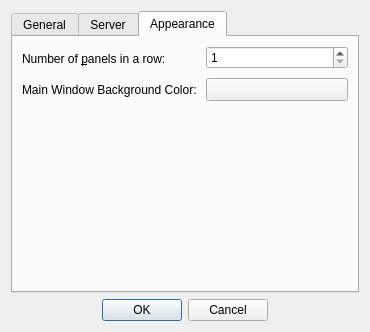
Qt form client/dlgpreferences.ui (tbikfalvi/Belenus) before a commit.
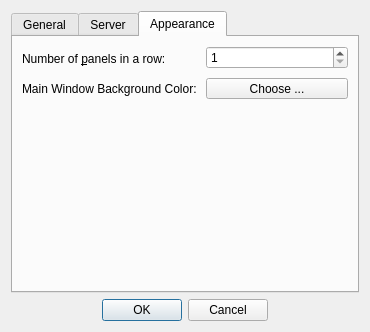
The same form after that commit. The open tabs and pages were chosen to show the change.

Patch:
```diff
--- a/client/dlgpreferences.ui
+++ b/client/dlgpreferences.ui
@@ -419,7 +419,10 @@
             </size>
            </property>
            <property name="text">
-            <string/>
+            <string>Choose ...</string>
+           </property>
+           <property name="toolButtonStyle">
+            <enum>Qt::ToolButtonTextBesideIcon</enum>
            </property>
           </widget>
          </item>
```
Left out of the diff: 4 changed lines with no effect on the pictures.
